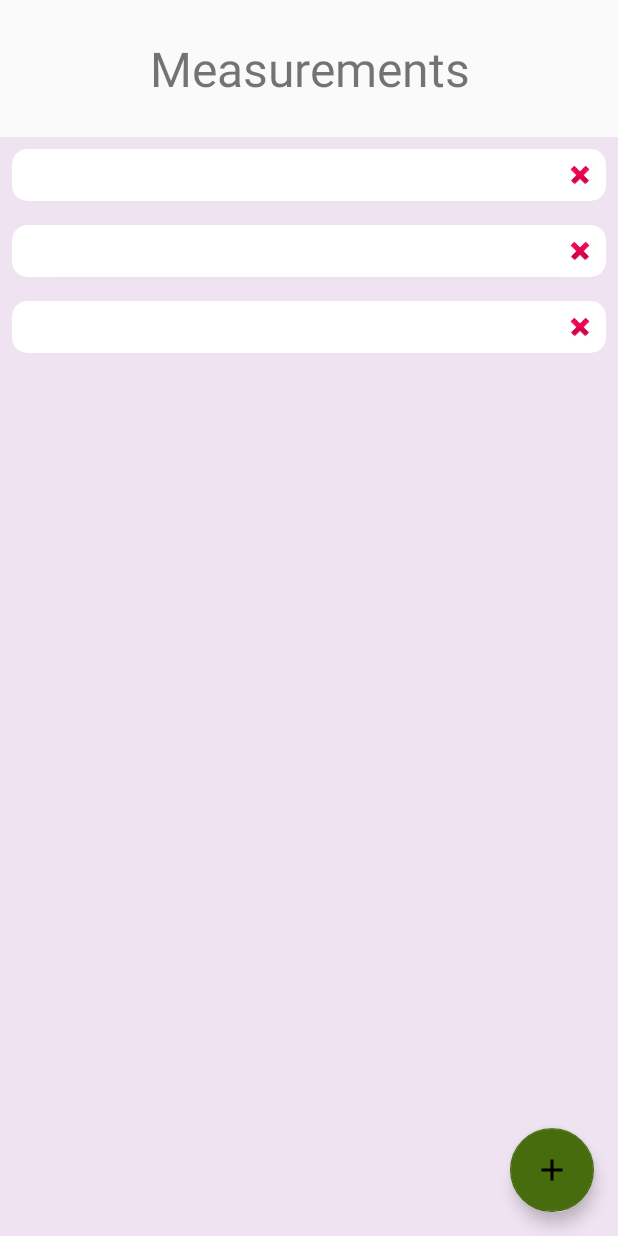
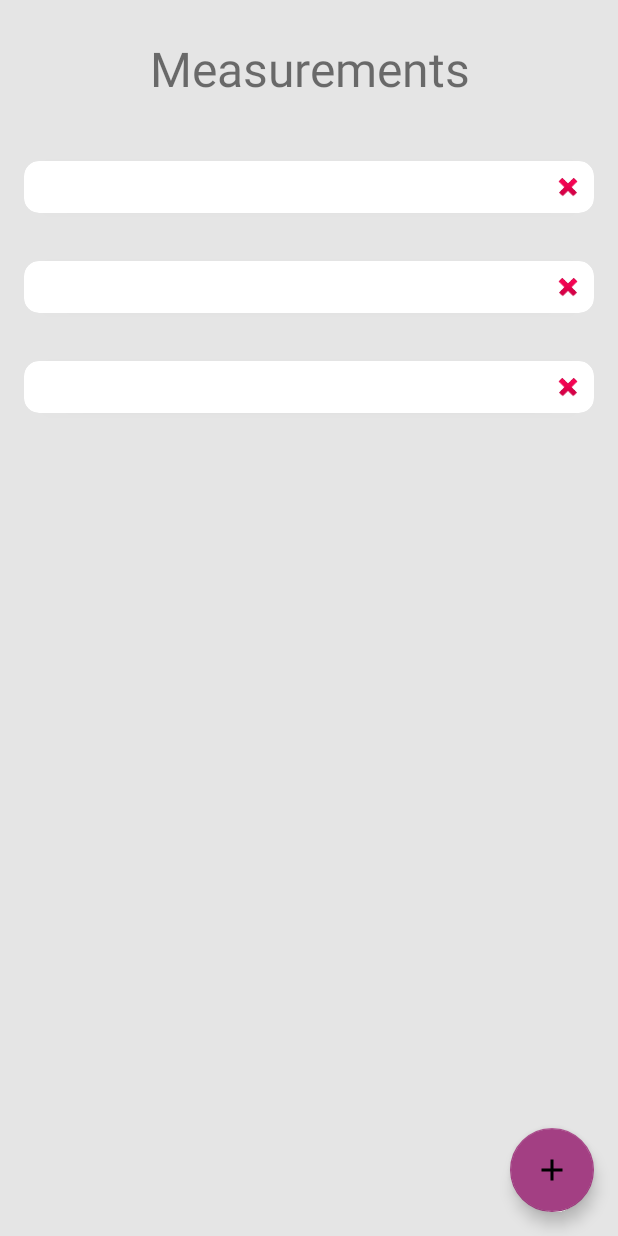
Before and after one commit to rmoli082/FitnessApp, an Android app: the layout activity_measurements.xml on its own in the app's theme, with its tools: preview values and no code run, on a phone screen of 412 x 824 dp. Run offline under Robolectric (Android 15) with nearby library versions, the phone set to English and light mode, and no system bars.

Commit message:
Repaired measurements activity and updated colours and styles.

```diff
--- a/app/build.gradle
+++ b/app/build.gradle
@@ -10,8 +10,8 @@ android {
         applicationId "com.morashstudios.fitnessapp"
         minSdkVersion 19
         targetSdkVersion 30
-        versionCode 3
-        versionName "2.0"
+        versionCode 5
+        versionName "2.2"
         testInstrumentationRunner "androidx.test.runner.AndroidJUnitRunner"
         javaCompileOptions {
             annotationProcessorOptions {
--- a/app/src/main/java/com/morashstudios/fitnessapp/Measurement.java
+++ b/app/src/main/java/com/morashstudios/fitnessapp/Measurements/Measurement.java
@@ -1,4 +1,4 @@
-package com.morashstudios.fitnessapp;
+package com.morashstudios.fitnessapp.Measurements;
 
 import androidx.annotation.NonNull;
 import androidx.room.ColumnInfo;
--- a/app/src/main/java/com/morashstudios/fitnessapp/MeasurementDao.java
+++ b/app/src/main/java/com/morashstudios/fitnessapp/Measurements/MeasurementDao.java
@@ -1,4 +1,4 @@
-package com.morashstudios.fitnessapp;
+package com.morashstudios.fitnessapp.Measurements;
 
 import androidx.lifecycle.LiveData;
 import androidx.room.Dao;
--- a/app/src/main/java/com/morashstudios/fitnessapp/MeasurementDatabase.java
+++ b/app/src/main/java/com/morashstudios/fitnessapp/Measurements/MeasurementDatabase.java
@@ -1,4 +1,4 @@
-package com.morashstudios.fitnessapp;
+package com.morashstudios.fitnessapp.Measurements;
 
 import android.content.Context;
 
--- a/app/src/main/java/com/morashstudios/fitnessapp/MeasurementListAdapter.java
+++ b/app/src/main/java/com/morashstudios/fitnessapp/Measurements/MeasurementListAdapter.java
@@ -1,4 +1,4 @@
-package com.morashstudios.fitnessapp;
+package com.morashstudios.fitnessapp.Measurements;
 
 import android.content.Context;
 import android.view.LayoutInflater;
@@ -9,6 +9,8 @@ import android.widget.TextView;
 
 import androidx.annotation.NonNull;
 import androidx.recyclerview.widget.RecyclerView;
+
+import com.morashstudios.fitnessapp.R;
 
 import java.util.List;
 
--- a/app/src/main/java/com/morashstudios/fitnessapp/MeasurementViewModel.java
+++ b/app/src/main/java/com/morashstudios/fitnessapp/Measurements/MeasurementViewModel.java
@@ -1,4 +1,4 @@
-package com.morashstudios.fitnessapp;
+package com.morashstudios.fitnessapp.Measurements;
 
 import android.app.Application;
 import android.os.AsyncTask;
@@ -39,7 +39,7 @@ public class MeasurementViewModel extends AndroidViewModel {
         new DeleteAsyncTask(measurementDao).execute(measurement);
     }
 
-    LiveData<List<Measurement>> getAllMeasurements() {
+    public LiveData<List<Measurement>> getAllMeasurements() {
         return mAllMeasurements;
     }
 
--- a/app/src/main/res/layout/activity_add_measurement.xml
+++ b/app/src/main/res/layout/activity_add_measurement.xml
@@ -3,7 +3,8 @@
     xmlns:tools="http://schemas.android.com/tools"
     android:layout_width="match_parent"
     android:layout_height="match_parent"
-    tools:context=".AddMeasurementActivity">
+    tools:context=".AddMeasurementActivity"
+    android:background="@color/colorPrimaryBackground">
 
     <LinearLayout
         android:layout_width="match_parent"
@@ -240,12 +241,12 @@
             android:layout_height="wrap_content">
 
             <TextView
-                android:id="@+id/add_bodyfat"
                 style="@style/HeaderText"
                 android:text="@string/bodyfat_percent" />
 
             <EditText
                 style="@style/EntryText"
+                android:id="@+id/add_bodyfat"
                 android:inputType="numberDecimal"
                 android:importantForAutofill="no"
                 android:hint="@string/enter_measurement"/>
--- a/app/src/main/res/layout/activity_measurements.xml
+++ b/app/src/main/res/layout/activity_measurements.xml
@@ -3,19 +3,20 @@
     xmlns:tools="http://schemas.android.com/tools"
     android:layout_width="match_parent"
     android:layout_height="match_parent"
-    tools:context=".MeasurementsActivity">
+    tools:context=".MeasurementsActivity"
+    android:background="@color/colorPrimaryBackground">
 
     <TextView
         android:id="@+id/title"
         style="@style/TitleText"
-        android:text="@string/measurements"/>
+        android:text="@string/measurements" />
 
     <androidx.recyclerview.widget.RecyclerView
         android:id="@+id/recyclerview"
         android:layout_width="match_parent"
         android:layout_height="match_parent"
         android:layout_below="@id/title"
-        android:background="@color/colorPrimaryExtraLight"
+        android:background="@color/colorPrimaryBackground"
         tools:listitem="@layout/recyclerview_item" />
 
     <com.google.android.material.floatingactionbutton.FloatingActionButton
--- a/app/src/main/res/layout/fragment_bodyfat.xml
+++ b/app/src/main/res/layout/fragment_bodyfat.xml
@@ -2,7 +2,8 @@
 <ScrollView xmlns:android="http://schemas.android.com/apk/res/android"
     android:layout_width="match_parent"
     android:layout_height="match_parent"
-    android:orientation="vertical">
+    android:orientation="vertical"
+    android:background="@color/colorPrimaryBackground">
 
     <LinearLayout
         android:layout_width="match_parent"
@@ -143,6 +144,7 @@
         </androidx.cardview.widget.CardView>
 
         <Button
+            android:textColor="@color/textDarkBack"
             android:id="@+id/calculate_bodyfat"
             android:layout_width="match_parent"
             android:layout_height="wrap_content"
--- a/app/src/main/res/layout/fragment_calorie.xml
+++ b/app/src/main/res/layout/fragment_calorie.xml
@@ -3,7 +3,8 @@
     xmlns:tools="http://schemas.android.com/tools"
     android:layout_width="match_parent"
     android:layout_height="match_parent"
-    tools:context=".CalorieFragment">
+    tools:context=".CalorieFragment"
+    android:background="@color/colorPrimaryBackground">
 
     <LinearLayout
         android:layout_width="match_parent"
--- a/app/src/main/res/layout/fragment_macro.xml
+++ b/app/src/main/res/layout/fragment_macro.xml
@@ -4,7 +4,8 @@
     android:layout_width="match_parent"
     android:layout_height="match_parent"
     android:orientation="vertical"
-    tools:context=".MacroFragment">
+    tools:context=".MacroFragment"
+    android:background="@color/colorPrimaryBackground">
 
 
 
--- a/app/src/main/res/layout/fragment_main.xml
+++ b/app/src/main/res/layout/fragment_main.xml
@@ -3,7 +3,8 @@
     xmlns:app="http://schemas.android.com/apk/res-auto"
     android:layout_width="match_parent"
     android:layout_height="match_parent"
-    android:orientation="vertical">
+    android:orientation="vertical"
+    android:background="@color/colorPrimaryBackground">
 
     <LinearLayout
         android:layout_width="match_parent"
--- a/app/src/main/res/layout/fragment_one_rep_max.xml
+++ b/app/src/main/res/layout/fragment_one_rep_max.xml
@@ -4,7 +4,8 @@
     xmlns:tools="http://schemas.android.com/tools"
     android:layout_width="match_parent"
     android:layout_height="match_parent"
-    tools:context=".OneRepMaxFragment">
+    tools:context=".OneRepMaxFragment"
+    android:background="@color/colorPrimaryBackground">
 
     <LinearLayout
         android:layout_width="match_parent"
--- a/app/src/main/res/layout/nav_header.xml
+++ b/app/src/main/res/layout/nav_header.xml
@@ -3,7 +3,8 @@
     android:orientation="vertical"
     android:layout_width="match_parent"
     android:layout_height="wrap_content"
-    android:gravity="center">
+    android:gravity="center"
+    android:background="@color/colorPrimary">
 
     <ImageView
         android:contentDescription="@string/app_name"
--- a/app/src/main/res/values/colors.xml
+++ b/app/src/main/res/values/colors.xml
@@ -1,9 +1,10 @@
 <?xml version="1.0" encoding="utf-8"?>
 <resources>
     <color name="colorPrimary">#913fa3</color>
-    <color name="colorPrimaryDark">#330e6c</color>
+    <color name="colorPrimaryDark">#843a9c</color>
     <color name="colorPrimaryLight">#d7b9de</color>
-    <color name="colorPrimaryExtraLight">#efe3f1</color>
-    <color name="colorAccent">#466c0e</color>
+    <color name="colorPrimaryBackground">#e5e5e5</color>
+    <color name="colorAccent">#a33f83</color>
     <color name="textLightBack">#212121</color>
+    <color name="textDarkBack">#fdfdfd</color>
 </resources>
--- a/app/src/main/res/values/styles.xml
+++ b/app/src/main/res/values/styles.xml
@@ -1,7 +1,7 @@
 <resources>
 
     <!-- Base application theme. -->
-    <style name="AppTheme" parent="Theme.AppCompat.Light">
+    <style name="AppTheme" parent="Theme.AppCompat.Light.DarkActionBar">
         <!-- Customize your theme here. -->
         <item name="colorPrimary">@color/colorPrimary</item>
         <item name="colorPrimaryDark">@color/colorPrimaryDark</item>
@@ -95,14 +95,14 @@
     <style name="MainCard">
         <item name="android:layout_width">match_parent</item>
         <item name="android:layout_height">wrap_content</item>
-        <item name="android:layout_margin">8dp</item>
+        <item name="android:layout_margin">16dp</item>
         <item name="cardCornerRadius">10dp</item>
     </style>
 
     <style name="MeasurementCard">
         <item name="android:layout_width">match_parent</item>
         <item name="android:layout_height">wrap_content</item>
-        <item name="android:layout_margin">8dp</item>
+        <item name="android:layout_margin">16dp</item>
         <item name="cardCornerRadius">10dp</item>
     </style>
 
```
Also changed, not shown: app/src/main/java/com/morashstudios/fitnessapp/AddMeasurementActivity.java (+14 -7 lines), app/src/main/java/com/morashstudios/fitnessapp/MeasurementsActivity.java (+5 -4 lines), app/src/main/res/layout/fragment_bodyindex.xml (+6 -5 lines), 2 other files.
